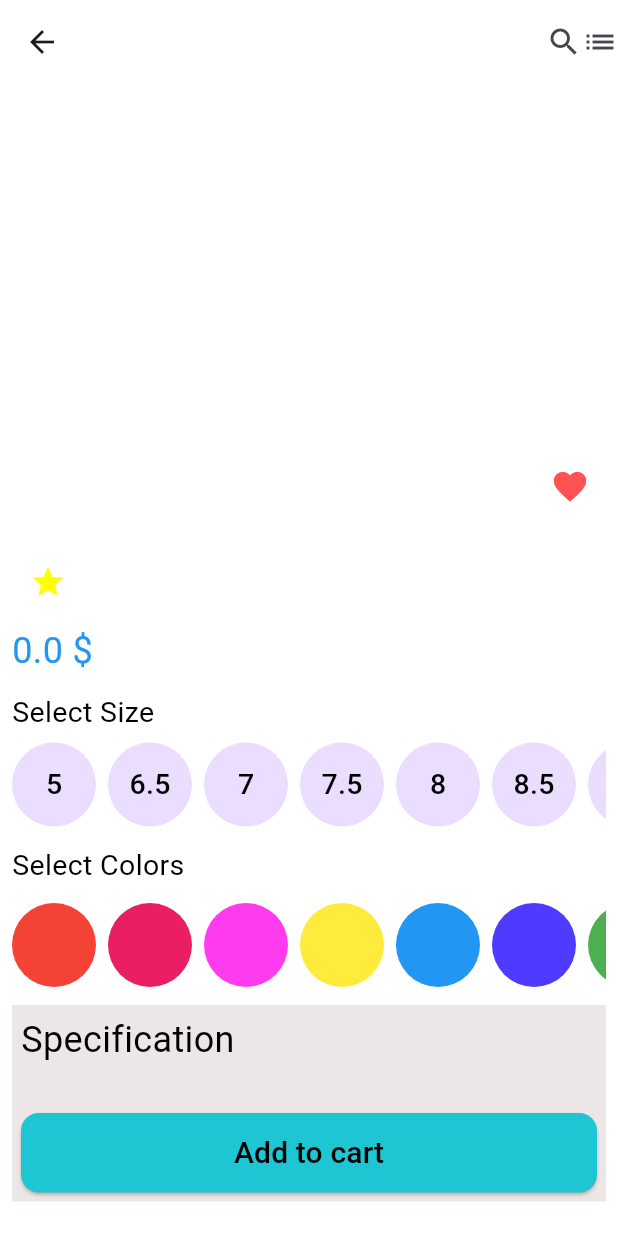
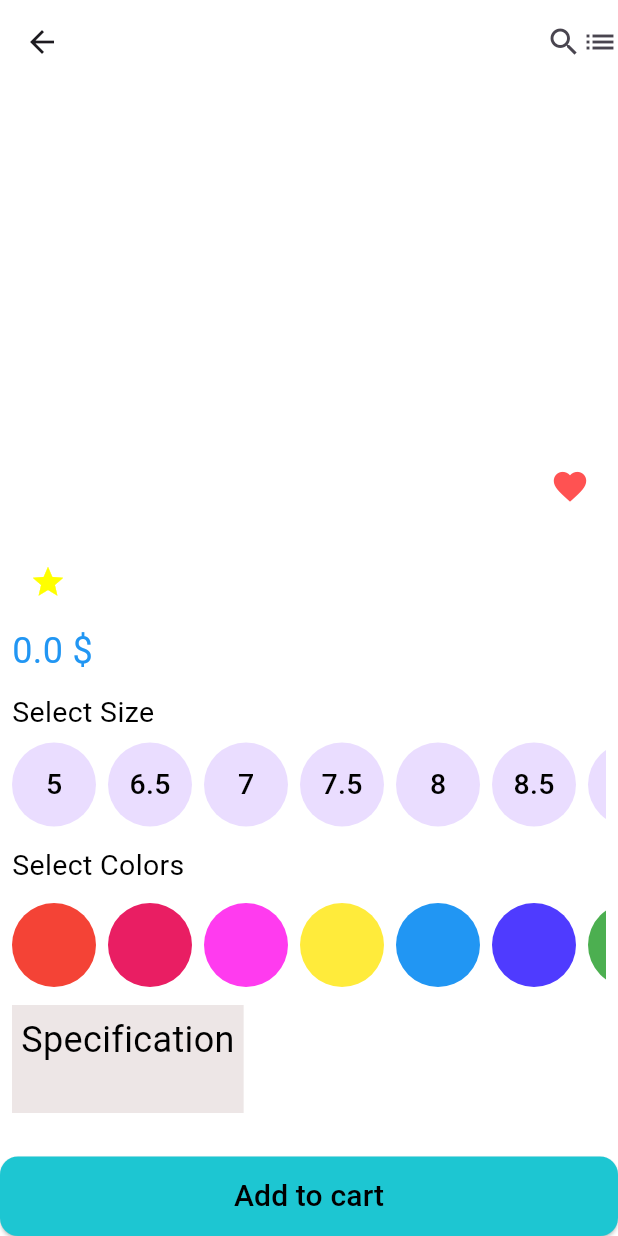
Before and after one commit to ayaosama14/e_commerce_full_app, a Flutter app: the ProductDetails screen opened directly with empty values, after a tap on "Add to cart", on a phone screen of 412 x 824 dp. Run offline on Flutter 3.47's test engine with Material 3 defaults, Android fonts, the phone set to English and light mode, and no system bars; drawn by our look-alikes of carousel_slider; our stand-ins replace dio, equatable, flutter_bloc, readmore; network calls fail.

Commit message:
the project before change file to seperate featchers

```diff
--- a/lib/views/details_product.dart
+++ b/lib/views/details_product.dart
@@ -9,6 +9,7 @@ import 'package:e_commerce_app/widgets/carouselslider_product_details.dart';
 import 'package:e_commerce_app/widgets/custom_button.dart';
 
 import 'package:flutter/material.dart';
+import 'package:readmore/readmore.dart';
 
 // ignore: must_be_immutable
 class ProductDetails extends StatefulWidget {
@@ -19,6 +20,7 @@ class ProductDetails extends StatefulWidget {
   String description;
   bool inFavorites;
   bool inCart;
+  var objFromModel;
 
   ProductDetails({
     super.key,
@@ -28,6 +30,7 @@ class ProductDetails extends StatefulWidget {
     required this.description,
     required this.inFavorites,
     required this.inCart,
+     required this.objFromModel
   });
 
   @override
@@ -51,6 +54,24 @@ class _NameOfProductState extends State<ProductDetails> {
           hsSizedBox,
           const Icon(Icons.list),
           hsSizedBox,
+        ],
+      ),
+      bottomNavigationBar: Row(
+        children: [
+          Expanded(
+            child: buildElevated(
+                onPressFunction: () {
+                  CartView.addProduct(widget.objFromModel);
+                  navigate(
+                    context,
+                    CartView(
+
+                    ),
+                  );
+                },
+                isnotRow: true,
+                text: 'Add to cart'),
+          ),
         ],
       ),
       body: SingleChildScrollView(
@@ -120,42 +141,32 @@ class _NameOfProductState extends State<ProductDetails> {
                       'Specification',
                       style: vboldTextStyle,
                     ),
-                    Stack(
-                      alignment: AlignmentDirectional.bottomCenter,
-                      children: [
                     Column(
                       crossAxisAlignment: CrossAxisAlignment.start,
                       children: [
-                            Text(
+                        ReadMoreText(
                           widget.description,
+                          trimLines: 2,
                           textDirection: TextDirection.rtl,
                           style: boldTextStyle,
-                              // overflow: TextOverflow.ellipsis,
+                          colorClickableText: Colors.pink,
+                          trimMode: TrimMode.Length,
+                          trimCollapsedText: ' Show more',
+                          trimExpandedText: ' Show less',
+                          moreStyle: const TextStyle(
+                            fontSize: 18,
+                            fontWeight: FontWeight.bold,
+                            color: Colors.pink,
                           ),
+                        ),
+                        // Text(
+                        //   widget.description,
+                        //   textDirection: TextDirection.rtl,
+                        //   style: boldTextStyle,
+                        //   maxLines: 2,
+                        //   overflow: TextOverflow.ellipsis,
+                        // ),
                         hsSizedBox,
-                            //add to cart button
-                            Row(
-                              children: [
-                                Expanded(
-                                  child: buildElevated(
-                                      onPressFunction: () {
-                                        navigate(
-                                          context,
-                                          CartView(
-                                            nameOfProduct: widget.appBarTitle,
-                                            priceOfProduct: widget.productPrice,
-                                            imageOfProduct:
-                                                widget.listOfproductImage[0],
-                                          ),
-                                        );
-                                      },
-                                      isnotRow: true,
-                                      text: 'Add to cart'),
-                                ),
-                              ],
-                            ),
-                          ],
-                        ),
                       ],
                     ),
                   ],
--- a/lib/widgets/build_product.dart
+++ b/lib/widgets/build_product.dart
@@ -24,7 +24,7 @@ buildGridCatogory(BuildContext context, CatogeryDataModel model) {
           childAspectRatio: MediaQuery.of(context).size.width /
               (MediaQuery.of(context).size.height / 1.5),
         ),
-        itemCount: listOfCatogeryData == null ? 18 : listOfCatogeryData!.length,
+        itemCount: listOfCatogeryData == null ? 12 : listOfCatogeryData!.length,
         itemBuilder: (BuildContext _, int index) {
           listOfCatogeryData = model.data.data as List<Datum>?;
 
@@ -46,6 +46,7 @@ buildOneProductItem(Datum? oneDatumItem, context) {
               description: oneDatumItem.description,
               inFavorites: oneDatumItem.inFavorites,
               inCart: oneDatumItem.inCart,
+              objFromModel: oneDatumItem
             );
           },
         ),
--- a/lib/widgets/build_size_of_product.dart
+++ b/lib/widgets/build_size_of_product.dart
@@ -1,9 +1,8 @@
 import 'package:e_commerce_app/shared/constant.dart';
-import 'package:flutter/cupertino.dart';
 import 'package:flutter/material.dart';
 
 buildSelectSize() {
-    List listOfSizes = [5, 6.5, 7, 7.5, 8, 8.5, 9, 9.5, 10, 11];
+  List listOfSizes = [5, 6.5, 7, 7.5, 8, 8.5, 9, 9.5, 10, 11];
   return SizedBox(
     height: 60,
     child: ListView.separated(
```
Also changed, not shown: lib/cubit/counter_cart/cubit_counter_cart.dart (+7 -4 lines), lib/network/shared_pref.dart (added, +14 -0 lines), lib/views/cart_view.dart (+27 -18 lines), pubspec.yaml (+8 -10 lines), pubspec.lock. Lines whose indentation alone changed are shown as unchanged.
